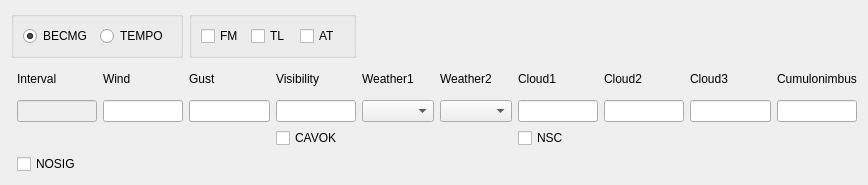
Before: the Qt Designer form tafor/components/ui/trend.ui in up1and/tafor, drawn with Qt 5.
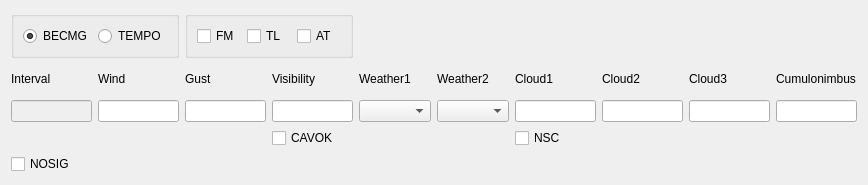
After: the same form once the commit is applied.

Diff of the .ui file:
```diff
--- a/tafor/components/ui/trend.ui
+++ b/tafor/components/ui/trend.ui
@@ -13,36 +13,8 @@
   <property name="windowTitle">
    <string notr="true">Trend</string>
   </property>
-  <layout class="QVBoxLayout" name="verticalLayout">
-   <item>
-    <layout class="QGridLayout" name="layout">
-     <item row="2" column="8">
-      <widget class="QLabel" name="cloud1Label">
-       <property name="text">
-        <string>Cloud1</string>
-       </property>
-       <property name="buddy">
-        <cstring>cloud1</cstring>
-       </property>
-      </widget>
-     </item>
-     <item row="3" column="3">
-      <widget class="QLineEdit" name="gust"/>
-     </item>
-     <item row="3" column="4">
-      <widget class="QLineEdit" name="vis"/>
-     </item>
-     <item row="2" column="10">
-      <widget class="QLabel" name="cloud3Label">
-       <property name="text">
-        <string>Cloud3</string>
-       </property>
-       <property name="buddy">
-        <cstring>cloud3</cstring>
-       </property>
-      </widget>
-     </item>
-     <item row="0" column="0" colspan="3">
+  <layout class="QGridLayout" name="gridLayout">
+   <item row="0" column="0" colspan="2">
       <widget class="QGroupBox" name="typeGroup">
        <property name="title">
         <string/>
@@ -68,20 +40,7 @@
        </layout>
       </widget>
      </item>
-     <item row="2" column="6">
-      <widget class="QLabel" name="weatherWithIntensityLabel">
-       <property name="text">
-        <string>Weather1</string>
-       </property>
-       <property name="buddy">
-        <cstring>weatherWithIntensity</cstring>
-       </property>
-      </widget>
-     </item>
-     <item row="3" column="9">
-      <widget class="QLineEdit" name="cloud2"/>
-     </item>
-     <item row="0" column="3" colspan="2">
+   <item row="0" column="2" colspan="2">
       <widget class="QGroupBox" name="prefixGroup">
        <property name="title">
         <string/>
@@ -120,53 +79,7 @@
        </layout>
       </widget>
      </item>
-     <item row="2" column="11">
-      <widget class="QLabel" name="cbLabel">
-       <property name="text">
-        <string>Cumulonimbus</string>
-       </property>
-       <property name="buddy">
-        <cstring>cb</cstring>
-       </property>
-      </widget>
-     </item>
-     <item row="4" column="4">
-      <widget class="QCheckBox" name="cavok">
-       <property name="text">
-        <string notr="true">CAVOK</string>
-       </property>
-       <property name="checkable">
-        <bool>true</bool>
-       </property>
-      </widget>
-     </item>
-     <item row="3" column="2">
-      <widget class="QLineEdit" name="wind"/>
-     </item>
-     <item row="3" column="10">
-      <widget class="QLineEdit" name="cloud3"/>
-     </item>
-     <item row="2" column="9">
-      <widget class="QLabel" name="cloud2Label">
-       <property name="text">
-        <string>Cloud2</string>
-       </property>
-       <property name="buddy">
-        <cstring>cloud2</cstring>
-       </property>
-      </widget>
-     </item>
-     <item row="3" column="6">
-      <widget class="QComboBox" name="weatherWithIntensity"/>
-     </item>
-     <item row="3" column="1">
-      <widget class="QLineEdit" name="period">
-       <property name="enabled">
-        <bool>false</bool>
-       </property>
-      </widget>
-     </item>
-     <item row="2" column="1">
+   <item row="1" column="0">
       <widget class="QLabel" name="periodLabel">
        <property name="text">
         <string>Interval</string>
@@ -176,17 +89,7 @@
        </property>
       </widget>
      </item>
-     <item row="2" column="3">
-      <widget class="QLabel" name="gustLabel">
-       <property name="text">
-        <string>Gust</string>
-       </property>
-       <property name="buddy">
-        <cstring>gust</cstring>
-       </property>
-      </widget>
-     </item>
-     <item row="2" column="2">
+   <item row="1" column="1">
       <widget class="QLabel" name="windLabel">
        <property name="text">
         <string>Wind</string>
@@ -196,10 +99,17 @@
        </property>
       </widget>
      </item>
-     <item row="3" column="8">
-      <widget class="QLineEdit" name="cloud1"/>
-     </item>
-     <item row="2" column="4">
+   <item row="1" column="2">
+    <widget class="QLabel" name="gustLabel">
+     <property name="text">
+      <string>Gust</string>
+     </property>
+     <property name="buddy">
+      <cstring>gust</cstring>
+     </property>
+    </widget>
+   </item>
+   <item row="1" column="3">
       <widget class="QLabel" name="visLabel">
        <property name="text">
         <string>Visibility</string>
@@ -209,20 +119,17 @@
        </property>
       </widget>
      </item>
-     <item row="3" column="11">
-      <widget class="QLineEdit" name="cb"/>
-     </item>
-     <item row="5" column="1">
-      <widget class="QCheckBox" name="nosig">
+   <item row="1" column="4">
+    <widget class="QLabel" name="weatherWithIntensityLabel">
        <property name="text">
-        <string notr="true">NOSIG</string>
+      <string>Weather1</string>
+     </property>
+     <property name="buddy">
+      <cstring>weatherWithIntensity</cstring>
        </property>
       </widget>
      </item>
-     <item row="3" column="7">
-      <widget class="QComboBox" name="weather"/>
-     </item>
-     <item row="2" column="7">
+   <item row="1" column="5">
       <widget class="QLabel" name="weatherLabel">
        <property name="text">
         <string>Weather2</string>
@@ -232,14 +139,103 @@
        </property>
       </widget>
      </item>
-     <item row="4" column="8">
+   <item row="1" column="6">
+    <widget class="QLabel" name="cloud1Label">
+     <property name="text">
+      <string>Cloud1</string>
+     </property>
+     <property name="buddy">
+      <cstring>cloud1</cstring>
+     </property>
+    </widget>
+   </item>
+   <item row="1" column="7">
+    <widget class="QLabel" name="cloud2Label">
+     <property name="text">
+      <string>Cloud2</string>
+     </property>
+     <property name="buddy">
+      <cstring>cloud2</cstring>
+     </property>
+    </widget>
+   </item>
+   <item row="1" column="8">
+    <widget class="QLabel" name="cloud3Label">
+     <property name="text">
+      <string>Cloud3</string>
+     </property>
+     <property name="buddy">
+      <cstring>cloud3</cstring>
+     </property>
+    </widget>
+   </item>
+   <item row="1" column="9">
+    <widget class="QLabel" name="cbLabel">
+     <property name="text">
+      <string>Cumulonimbus</string>
+     </property>
+     <property name="buddy">
+      <cstring>cb</cstring>
+     </property>
+    </widget>
+   </item>
+   <item row="2" column="0">
+    <widget class="QLineEdit" name="period">
+     <property name="enabled">
+      <bool>false</bool>
+     </property>
+    </widget>
+   </item>
+   <item row="2" column="1">
+    <widget class="QLineEdit" name="wind"/>
+   </item>
+   <item row="2" column="2">
+    <widget class="QLineEdit" name="gust"/>
+   </item>
+   <item row="2" column="3">
+    <widget class="QLineEdit" name="vis"/>
+   </item>
+   <item row="2" column="4">
+    <widget class="QComboBox" name="weatherWithIntensity"/>
+   </item>
+   <item row="2" column="5">
+    <widget class="QComboBox" name="weather"/>
+   </item>
+   <item row="2" column="6">
+    <widget class="QLineEdit" name="cloud1"/>
+   </item>
+   <item row="2" column="7">
+    <widget class="QLineEdit" name="cloud2"/>
+   </item>
+   <item row="2" column="8">
+    <widget class="QLineEdit" name="cloud3"/>
+   </item>
+   <item row="2" column="9">
+    <widget class="QLineEdit" name="cb"/>
+   </item>
+   <item row="3" column="3">
+    <widget class="QCheckBox" name="cavok">
+     <property name="text">
+      <string notr="true">CAVOK</string>
+     </property>
+     <property name="checkable">
+      <bool>true</bool>
+     </property>
+    </widget>
+   </item>
+   <item row="3" column="6">
       <widget class="QCheckBox" name="nsc">
        <property name="text">
         <string notr="true">NSC</string>
        </property>
       </widget>
      </item>
-    </layout>
+   <item row="4" column="0">
+    <widget class="QCheckBox" name="nosig">
+     <property name="text">
+      <string notr="true">NOSIG</string>
+     </property>
+    </widget>
    </item>
   </layout>
  </widget>
```
Left out of the diff: 3 changed lines with no effect on the pictures. Lines whose indentation alone changed are shown as unchanged.
